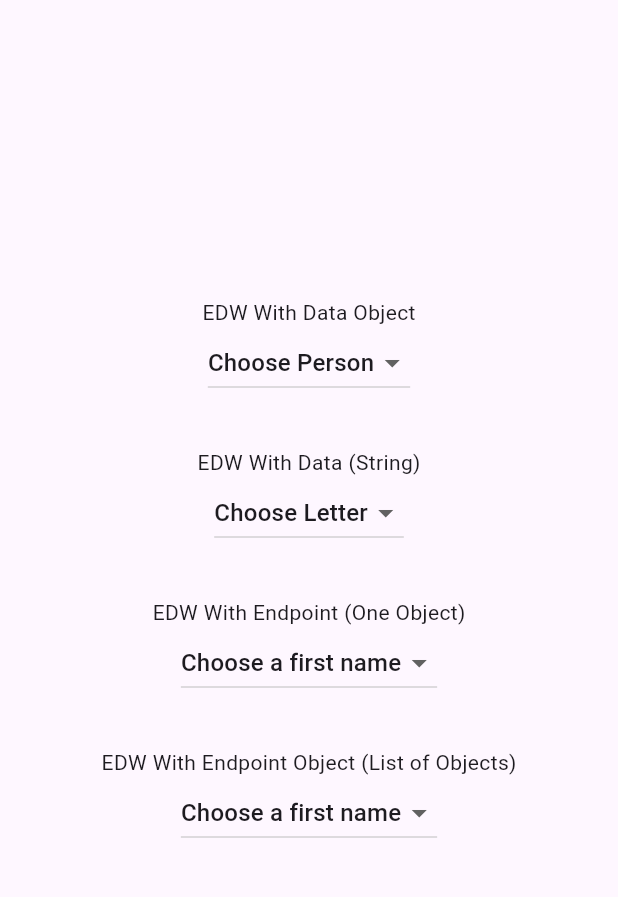
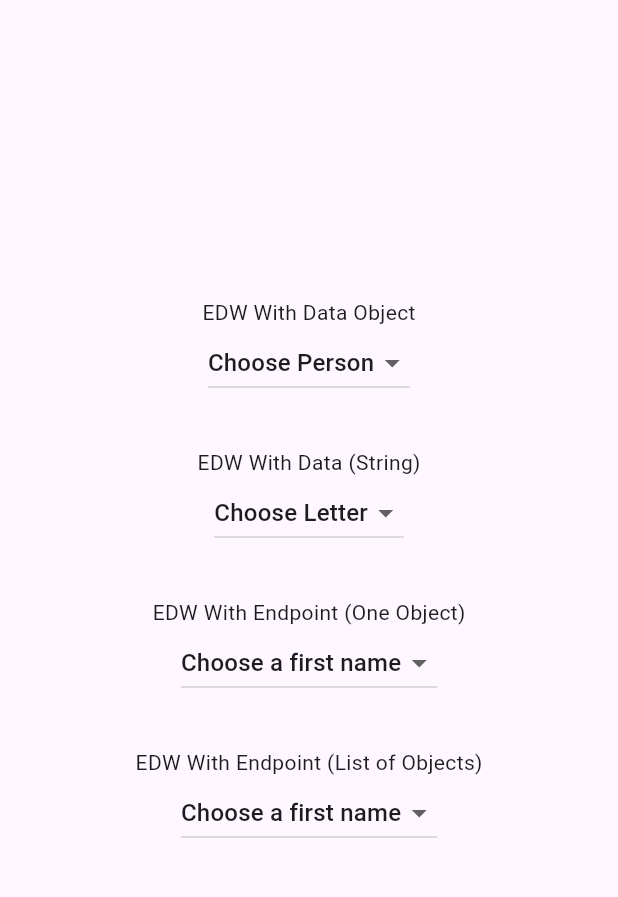
Before and after one commit to TomerPacific/enhanced_drop_down, a Flutter app: the screen it shows after launch, on a phone screen of 412 x 824 dp, the part 63-960 px from its top. Run offline on Flutter 3.47's test engine with Material 3 defaults, Android fonts, the phone set to English and light mode, and no system bars; network calls fail.

```diff
--- a/example/enhanced_drop_down_example/lib/constants.dart
+++ b/example/enhanced_drop_down_example/lib/constants.dart
@@ -1,4 +1,15 @@
 
+
+const APP_TITLE = "Enhanced Dropdown Widget Example";
+const EDW_WITH_DATA_OBJECT_LABEL = "EDW With Data Object";
+const EDW_WITH_DATA_STRING_LABEL = "EDW With Data (String)";
+const EDW_WITH_ENDPOINT_OBJECT_LABEL = "EDW With Endpoint (One Object)";
+const EDW_WITH_ENDPOINT_OBJECT_LIST_LABEL = "EDW With Endpoint (List of Objects)";
+
+const FIRST_NAME_FIELD_KEY = "firstName";
+
+
+//Network
 const String ENDPOINT = "raw.githubusercontent.com";
 const String PATH = "/TomerPacific/enhanced_drop_down/refs/heads/feature/refactor/example/enhanced_drop_down_example/";
 const String PERSON_PATH = PATH + "person.json";
--- a/example/enhanced_drop_down_example/lib/main.dart
+++ b/example/enhanced_drop_down_example/lib/main.dart
@@ -11,7 +11,7 @@ class MyApp extends StatelessWidget {
   @override
   Widget build(BuildContext context) {
     return MaterialApp(
-      title: 'Enhanced Dropdown Widget Example',
+      title: APP_TITLE,
       theme: ThemeData(
         primarySwatch: Colors.blue,
       ),
@@ -37,14 +37,14 @@ class _MyHomePageState extends State<MyHomePage> {
   Widget build(BuildContext context) {
     return Scaffold(
         appBar: AppBar(
-          title: Text('Enhanced Dropdown Widget Example'),
+          title: Text(APP_TITLE),
         ),
         body: Center(
           child: Column(
             mainAxisAlignment: MainAxisAlignment.center,
             children: <Widget>[
               EnhancedDropDown.withData(
-                  dropdownLabelTitle: "EDW With Data Object",
+                  dropdownLabelTitle: EDW_WITH_DATA_OBJECT_LABEL,
                   dataSource: [
                     Person("First", "Last", 10),
                     Person("Last", "First", 20)
@@ -53,31 +53,31 @@ class _MyHomePageState extends State<MyHomePage> {
                   valueReturned: (chosenValue) {
                     print("EDW the chosen value is: $chosenValue");
                   },
-                  fieldToPresent: "firstName"),
+                  fieldToPresent: FIRST_NAME_FIELD_KEY),
               EnhancedDropDown.withData(
-                  dropdownLabelTitle: "EDW With Data (String)",
+                  dropdownLabelTitle: EDW_WITH_DATA_STRING_LABEL,
                   dataSource: ["A", "B"],
                   defaultOptionText: "Choose Letter",
                   valueReturned: (chosenValue) {
                     print("EDW the chosen value is: $chosenValue");
                   }),
               EnhancedDropDown.withEndpoint(
-                  dropdownLabelTitle: "EDW With Endpoint (One Object)",
+                  dropdownLabelTitle: EDW_WITH_ENDPOINT_OBJECT_LABEL,
                   defaultOptionText: "Choose a first name",
                   urlToFetchData: Uri.https(ENDPOINT, PERSON_PATH),
                   valueReturned: (chosenValue) {
                     print("EDW the chosen value is: $chosenValue");
                   },
-                  fieldToPresent: "firstName"),
+                  fieldToPresent: FIRST_NAME_FIELD_KEY),
               EnhancedDropDown.withEndpoint(
                   dropdownLabelTitle:
-                      "EDW With Endpoint Object (List of Objects)",
+                      EDW_WITH_ENDPOINT_OBJECT_LIST_LABEL,
                   defaultOptionText: "Choose a first name",
                   urlToFetchData: Uri.https(ENDPOINT, PERSON_LIST_PATH),
                   valueReturned: (chosenValue) {
                     print("EDW the first name of the person chosen is: $chosenValue");
                   },
-                  fieldToPresent: "firstName")
+                  fieldToPresent: FIRST_NAME_FIELD_KEY)
             ],
           ),
         ));
```
